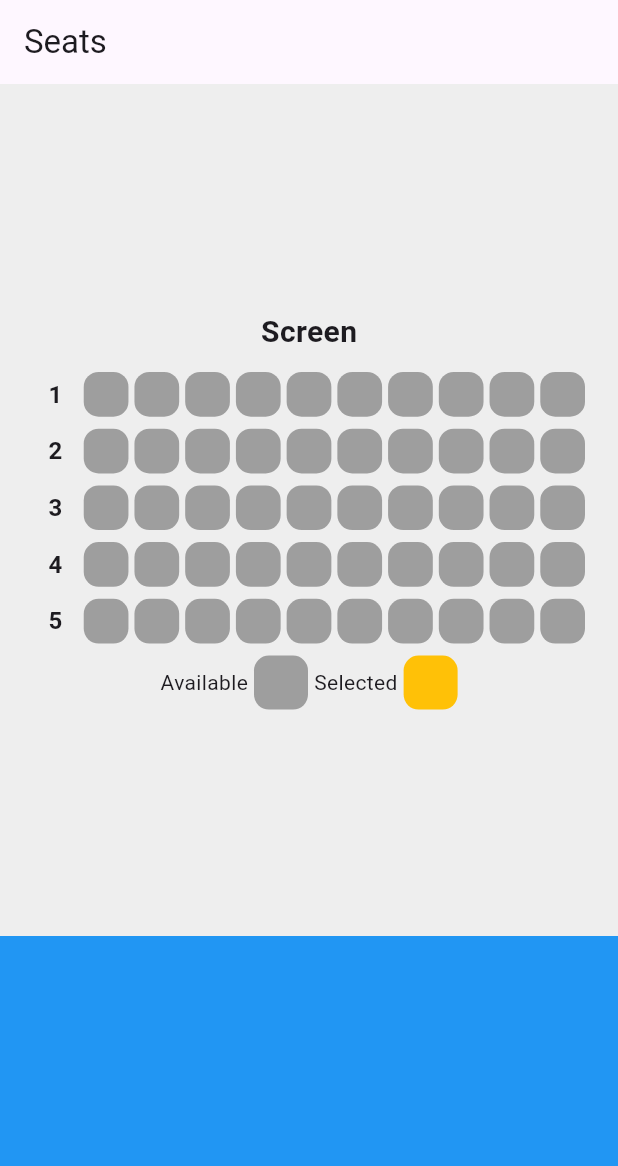
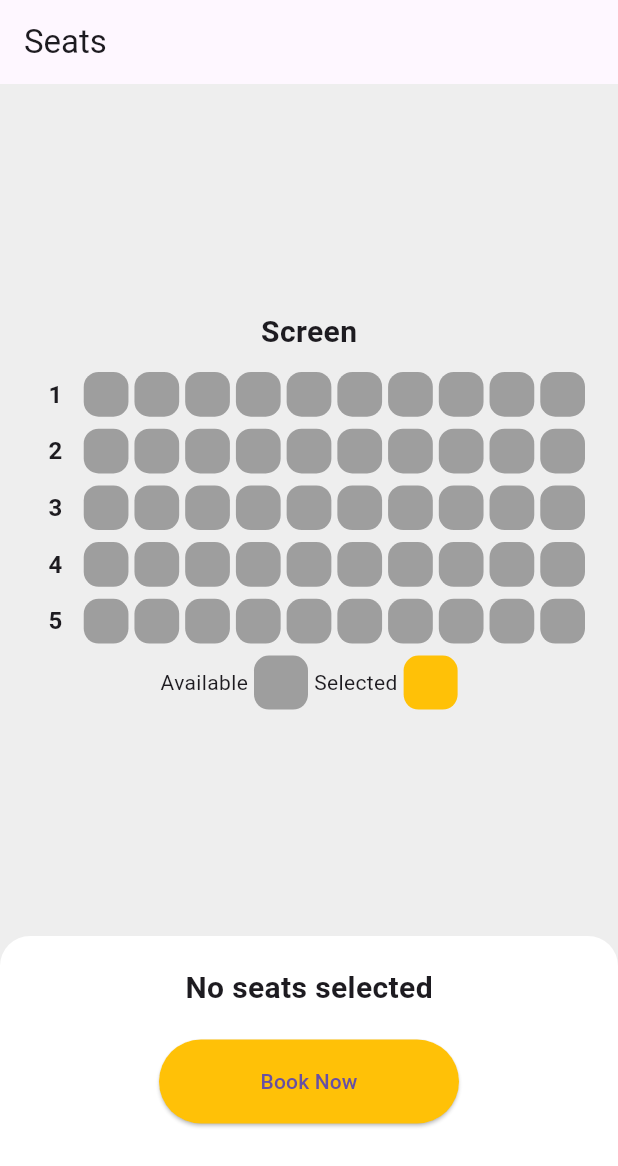
Before and after one commit to So2ln/flutter_seat_app, a Flutter app: the screen it shows after launch, on a phone screen of 412 x 824 dp. Shown: the top 1166 px of the screen. Run offline on Flutter 3.47's test engine with Material 3 defaults, Android fonts, the phone set to English and light mode, and no system bars.

Commit message:
Refactor SeatBottom to enhance layout and styling for seat selection

```diff
--- a/lib/seat_bottom.dart
+++ b/lib/seat_bottom.dart
@@ -3,6 +3,32 @@ import 'package:flutter/material.dart';
 class SeatBottom extends StatelessWidget {
   @override
   Widget build(BuildContext context) {
-    return Container(height: 200, color: Colors.blue);
+    return Container(
+      height: 200,
+      width: double.infinity,
+      decoration: BoxDecoration(
+        color: Colors.white,
+        borderRadius: BorderRadius.vertical(top: Radius.circular(20)),
+      ),
+      child: Column(
+        children: [
+          SizedBox(height: 20),
+          Text(
+            'No seats selected',
+            style: TextStyle(fontSize: 20, fontWeight: FontWeight.bold),
+          ),
+          SizedBox(height: 20),
+          SizedBox(
+            width: 200,
+            height: 56,
+            child: ElevatedButton(
+              onPressed: () {},
+              style: ElevatedButton.styleFrom(backgroundColor: Colors.amber),
+              child: Text('Book Now'),
+            ),
+          ),
+        ],
+      ),
+    );
   }
 }
```
